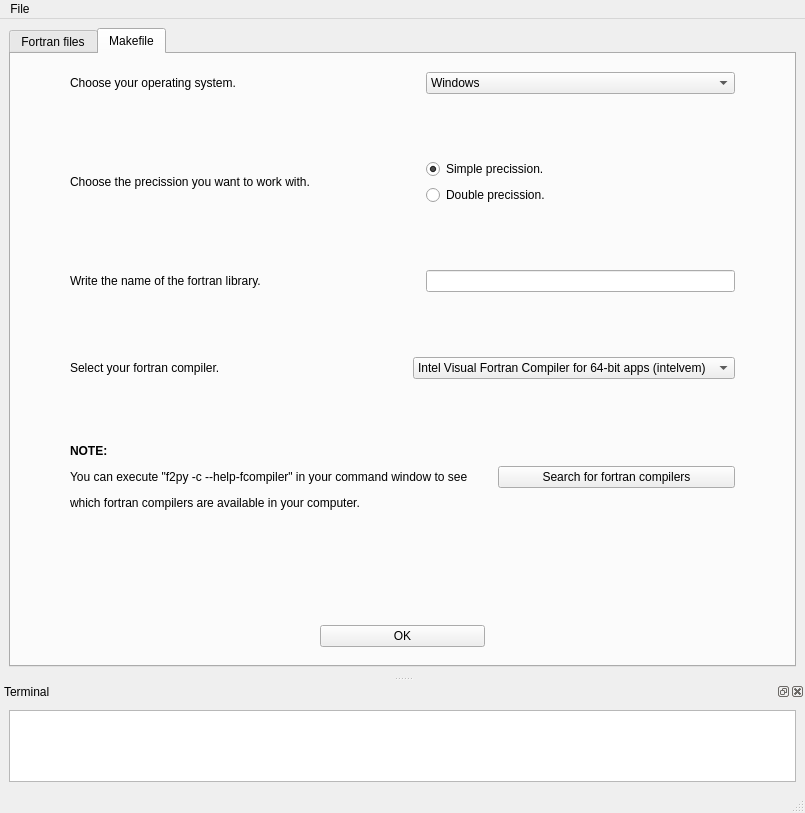
Before: the Qt Designer form fparser_GUI/GUI.ui in mramagu/Fortran-to-Python-Wrapper, drawn with Qt 5.
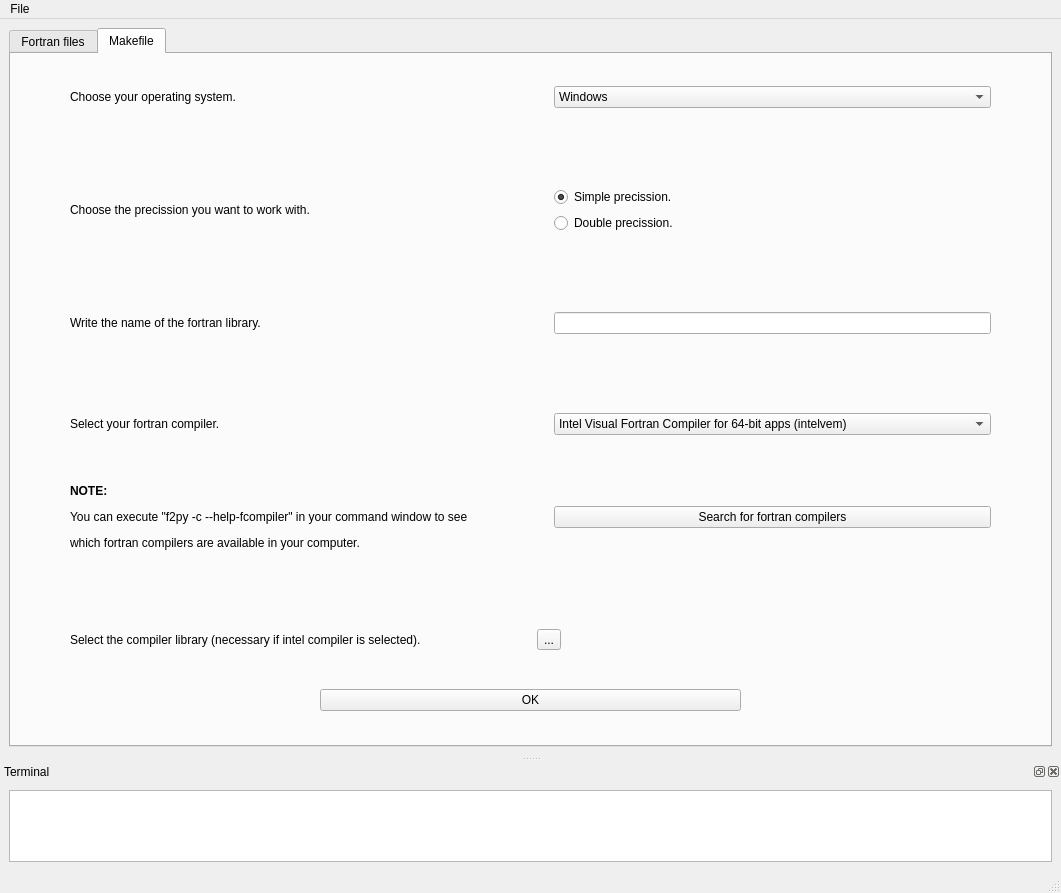
After: the same form once the commit is applied. The open tabs and pages were chosen to show the change.

Patch:
```diff
--- a/fparser_GUI/GUI.ui
+++ b/fparser_GUI/GUI.ui
@@ -6,8 +6,8 @@
    <rect>
     <x>0</x>
     <y>0</y>
-    <width>805</width>
-    <height>813</height>
+    <width>1061</width>
+    <height>893</height>
    </rect>
   </property>
   <property name="windowTitle">
@@ -534,7 +534,7 @@
           <property name="sizeHint" stdset="0">
            <size>
             <width>20</width>
-            <height>50</height>
+            <height>20</height>
            </size>
           </property>
          </spacer>
@@ -592,6 +592,111 @@
           </item>
          </layout>
         </item>
+        <item>
+         <spacer name="verticalSpacer_6">
+          <property name="orientation">
+           <enum>Qt::Vertical</enum>
+          </property>
+          <property name="sizeType">
+           <enum>QSizePolicy::Fixed</enum>
+          </property>
+          <property name="sizeHint" stdset="0">
+           <size>
+            <width>20</width>
+            <height>50</height>
+           </size>
+          </property>
+         </spacer>
+        </item>
+        <item>
+         <layout class="QHBoxLayout" name="horizontalLayout_10">
+          <property name="leftMargin">
+           <number>50</number>
+          </property>
+          <property name="rightMargin">
+           <number>50</number>
+          </property>
+          <item>
+           <layout class="QVBoxLayout" name="verticalLayout_22">
+            <item>
+             <widget class="QLabel" name="label_complib">
+              <property name="text">
+               <string>Select the compiler library (necessary if intel compiler is selected).</string>
+              </property>
+             </widget>
+            </item>
+           </layout>
+          </item>
+          <item>
+           <spacer name="horizontalSpacer_2">
+            <property name="orientation">
+             <enum>Qt::Horizontal</enum>
+            </property>
+            <property name="sizeType">
+             <enum>QSizePolicy::Expanding</enum>
+            </property>
+            <property name="sizeHint" stdset="0">
+             <size>
+              <width>40</width>
+              <height>20</height>
+             </size>
+            </property>
+           </spacer>
+          </item>
+          <item>
+           <layout class="QHBoxLayout" name="horizontalLayout_11">
+            <property name="sizeConstraint">
+             <enum>QLayout::SetDefaultConstraint</enum>
+            </property>
+            <property name="leftMargin">
+             <number>20</number>
+            </property>
+            <property name="rightMargin">
+             <number>400</number>
+            </property>
+            <item>
+             <spacer name="horizontalSpacer_3">
+              <property name="orientation">
+               <enum>Qt::Horizontal</enum>
+              </property>
+              <property name="sizeType">
+               <enum>QSizePolicy::Fixed</enum>
+              </property>
+              <property name="sizeHint" stdset="0">
+               <size>
+                <width>60</width>
+                <height>20</height>
+               </size>
+              </property>
+             </spacer>
+            </item>
+            <item>
+             <widget class="QToolButton" name="toolButton_lib">
+              <property name="layoutDirection">
+               <enum>Qt::LeftToRight</enum>
+              </property>
+              <property name="text">
+               <string>...</string>
+              </property>
+             </widget>
+            </item>
+           </layout>
+          </item>
+          <item>
+           <spacer name="horizontalSpacer">
+            <property name="orientation">
+             <enum>Qt::Horizontal</enum>
+            </property>
+            <property name="sizeHint" stdset="0">
+             <size>
+              <width>40</width>
+              <height>20</height>
+             </size>
+            </property>
+           </spacer>
+          </item>
+         </layout>
+        </item>
         <item>
          <spacer name="verticalSpacer_7">
           <property name="orientation">
@@ -603,7 +708,7 @@
           <property name="sizeHint" stdset="0">
            <size>
             <width>20</width>
-            <height>100</height>
+            <height>10</height>
            </size>
           </property>
          </spacer>
@@ -639,8 +744,8 @@
     <rect>
      <x>0</x>
      <y>0</y>
-     <width>805</width>
-     <height>20</height>
+     <width>1061</width>
+     <height>26</height>
     </rect>
    </property>
    <widget class="QMenu" name="menuFile">
```
Left out of the diff: 8 changed lines with no effect on the pictures.
